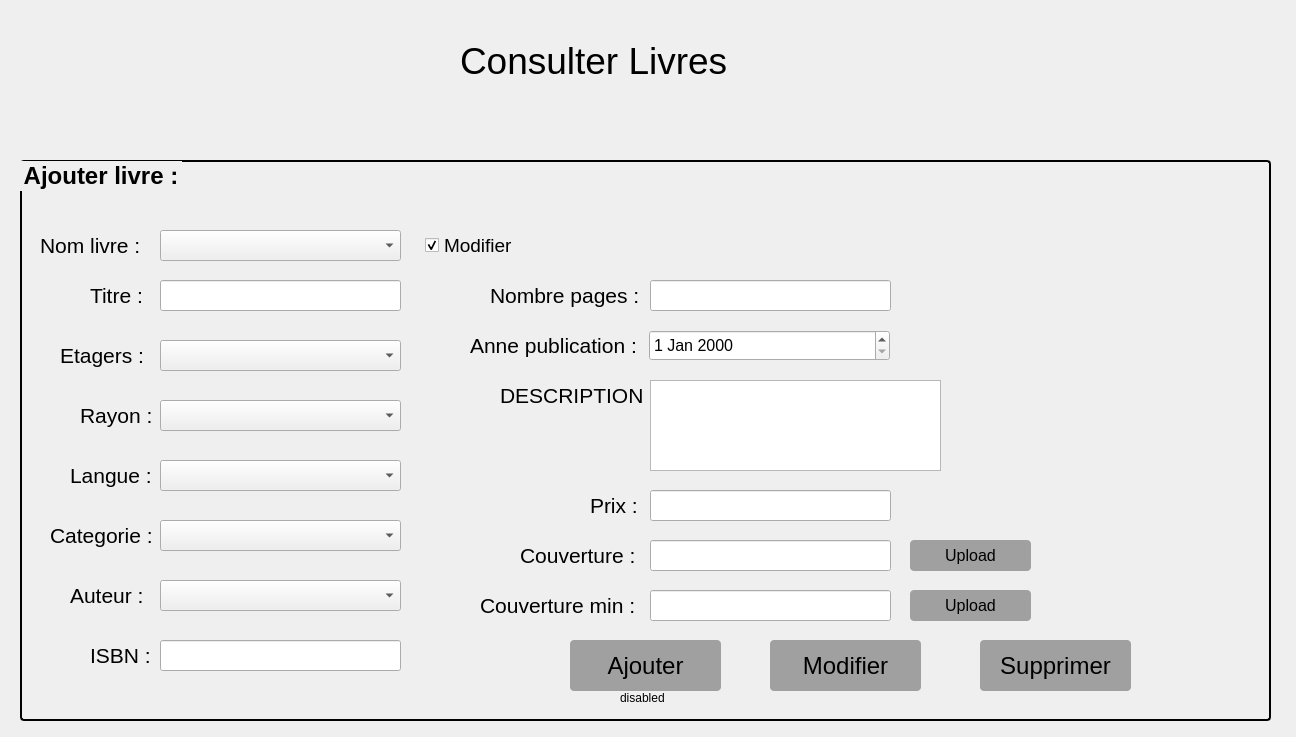
Old version of the form livres.ui in the repository Ahmed-ELBASRI/Gestion_Biblio_QT.
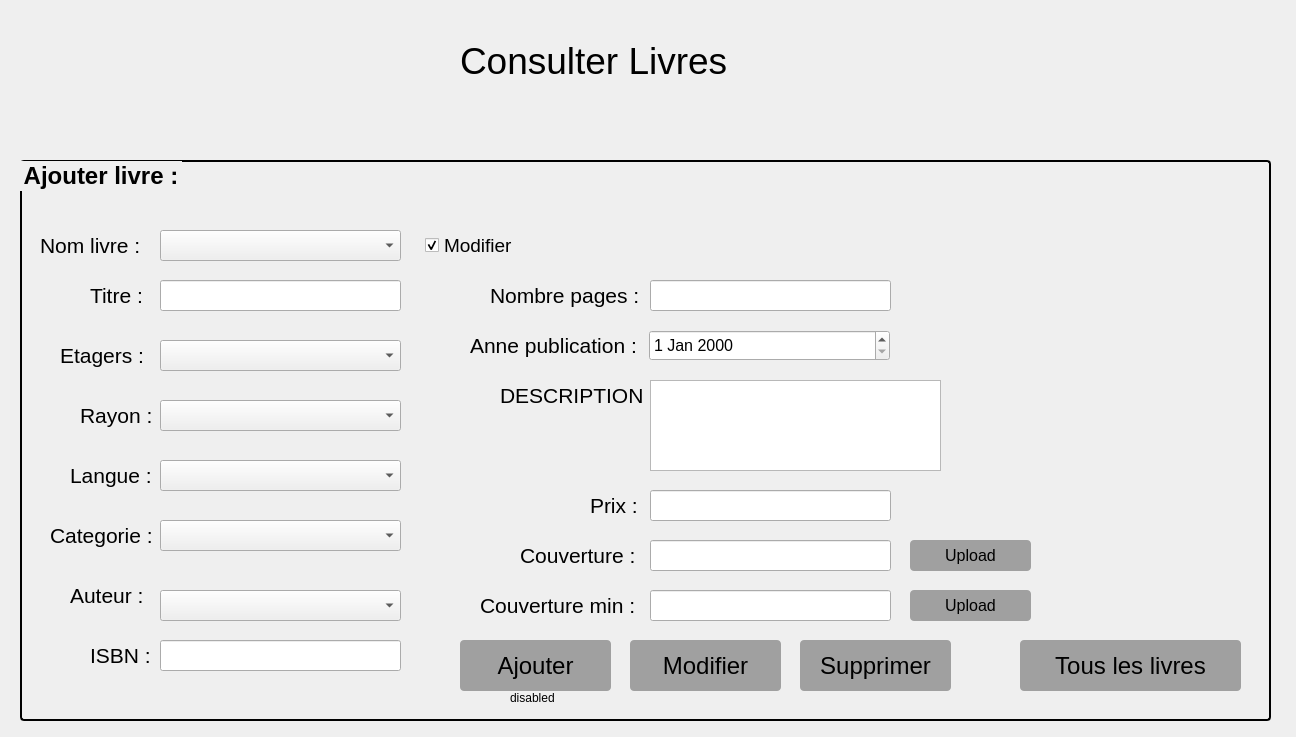
New version of the form. Icons and pictures are not drawn.

```diff
--- a/livres.ui
+++ b/livres.ui
@@ -96,7 +96,7 @@
    <widget class="QPushButton" name="bt_ajouter">
     <property name="geometry">
      <rect>
-      <x>550</x>
+      <x>440</x>
       <y>480</y>
       <width>151</width>
       <height>51</height>
@@ -553,7 +553,7 @@
     <property name="geometry">
      <rect>
       <x>140</x>
-      <y>420</y>
+      <y>430</y>
       <width>241</width>
       <height>31</height>
      </rect>
@@ -601,7 +601,7 @@
    <widget class="QPushButton" name="bt_modifier">
     <property name="geometry">
      <rect>
-      <x>750</x>
+      <x>610</x>
       <y>480</y>
       <width>151</width>
       <height>51</height>
@@ -633,7 +633,7 @@
    <widget class="QPushButton" name="bt_supprimer">
     <property name="geometry">
      <rect>
-      <x>960</x>
+      <x>780</x>
       <y>480</y>
       <width>151</width>
       <height>51</height>
@@ -717,7 +717,7 @@
    <widget class="QLabel" name="lb_ajouter">
     <property name="geometry">
      <rect>
-      <x>600</x>
+      <x>490</x>
       <y>530</y>
       <width>49</width>
       <height>16</height>
@@ -730,7 +730,7 @@
    <widget class="QLabel" name="lb_modifier">
     <property name="geometry">
      <rect>
-      <x>800</x>
+      <x>660</x>
       <y>530</y>
       <width>49</width>
       <height>16</height>
@@ -743,7 +743,7 @@
    <widget class="QLabel" name="lb_supprimver">
     <property name="geometry">
      <rect>
-      <x>1010</x>
+      <x>830</x>
       <y>530</y>
       <width>49</width>
       <height>16</height>
@@ -753,6 +753,38 @@
      <string/>
     </property>
    </widget>
+   <widget class="QPushButton" name="bt_afficher">
+    <property name="geometry">
+     <rect>
+      <x>1000</x>
+      <y>480</y>
+      <width>221</width>
+      <height>51</height>
+     </rect>
+    </property>
+    <property name="font">
+     <font>
+      <pointsize>18</pointsize>
+      <bold>false</bold>
+     </font>
+    </property>
+    <property name="styleSheet">
+     <string notr="true">#bt_afficher{
+color:black;
+background-color:#a0a0a0;
+border-width:0px;
+border-radius:4px;
+}
+#bt_afficher:hover{
+
+background-color:#27a9e3;
+
+}</string>
+    </property>
+    <property name="text">
+     <string>Tous les livres</string>
+    </property>
+   </widget>
   </widget>
  </widget>
  <resources/>
```
